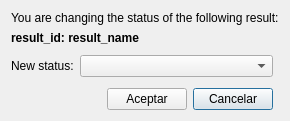
The window that core/ui/toolbars/assetmanage/status_selector.ui (bgeo-gis/gw_assetmanage_plugin) describes before a commit, drawn with Qt 5.
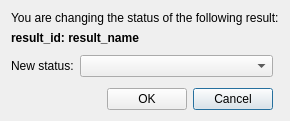
The same window after the commit.

Commit message: Translate all dialogs to English

Diff of the .ui file:
```diff
--- a/core/ui/toolbars/assetmanage/status_selector.ui
+++ b/core/ui/toolbars/assetmanage/status_selector.ui
@@ -19,14 +19,14 @@
      <item row="0" column="2">
       <widget class="QPushButton" name="btn_cancel">
        <property name="text">
-        <string>Cancelar</string>
+        <string>Cancel</string>
        </property>
       </widget>
      </item>
      <item row="0" column="1">
       <widget class="QPushButton" name="btn_accept">
        <property name="text">
-        <string>Aceptar</string>
+        <string>OK</string>
        </property>
       </widget>
      </item>
```
Left out of the diff: 9 changed lines with no effect on the pictures. The commit also changes 4 other files.
